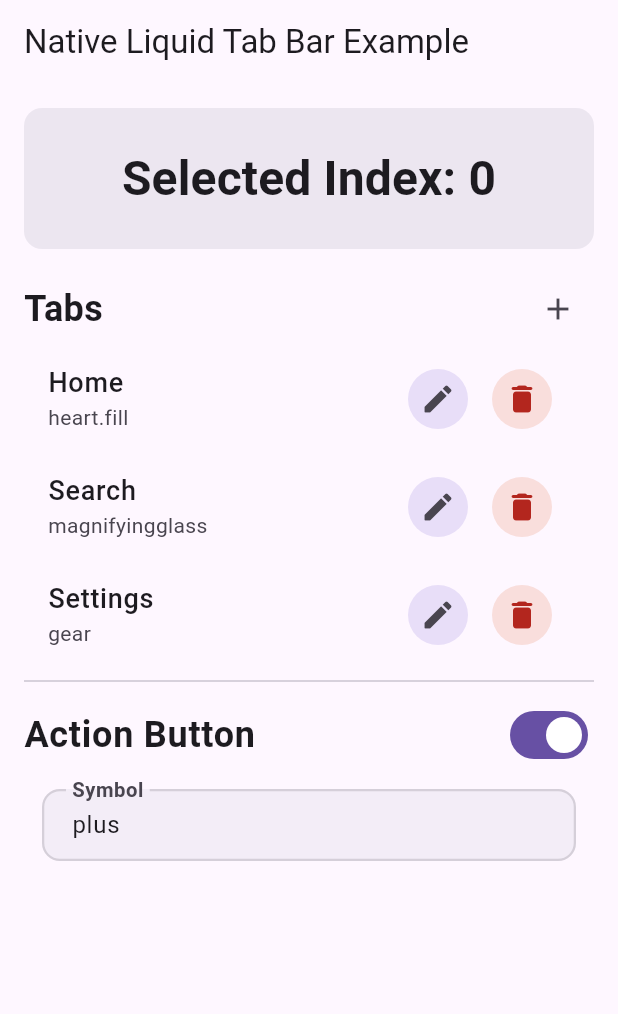
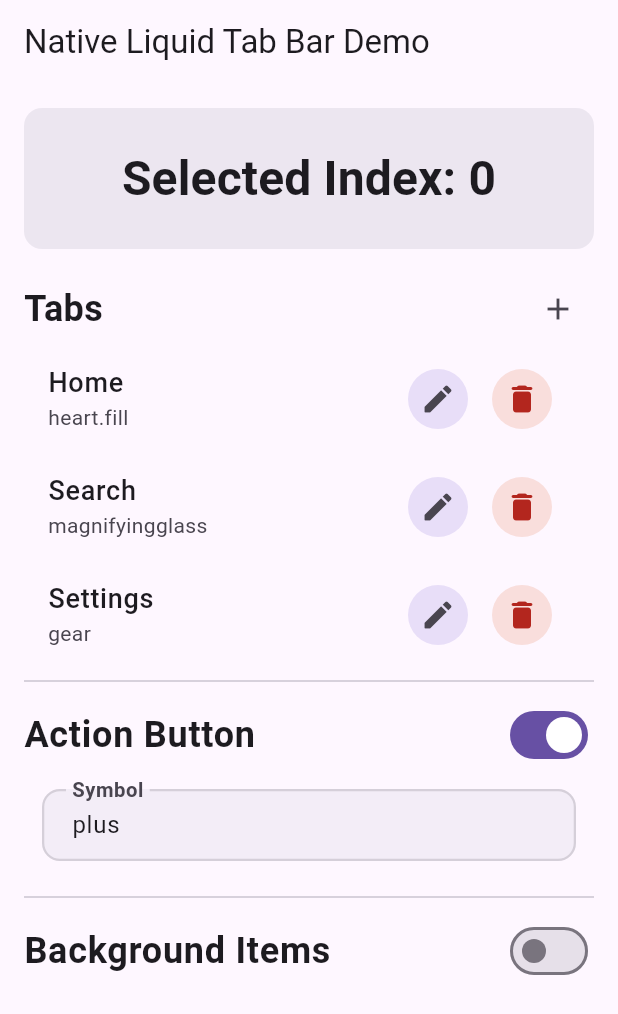
Before and after one commit to umo-health/flutter_ios_native_glass_navbar, a Flutter app: the screen it shows after launch, on a phone screen of 412 x 824 dp. Shown: the top 1014 px of the screen. Run offline on Flutter 3.47's test engine with Material 3 defaults, Android fonts, the phone set to English and light mode, and no system bars.

Commit message:
✨ Added option to display background items to preview liquid glass effect

```diff
--- a/example/lib/main.dart
+++ b/example/lib/main.dart
@@ -1,3 +1,5 @@
+import 'dart:math';
+
 import 'package:flutter/material.dart';
 import 'package:native_liquid_tab_bar/native_liquid_tab_bar.dart';
 
@@ -54,6 +56,7 @@ class DemoPage extends StatefulWidget {
 
 class _DemoPageState extends State<DemoPage> {
   int _currentIndex = 0;
+  int _refreshKey = 0;
 
   bool _isActionButtonEnabled = true;
   String _actionButtonSymbol = 'plus';
@@ -61,10 +64,10 @@ class _DemoPageState extends State<DemoPage> {
 
   bool _isBackgroundItemsEnabled = false;
 
-  final List<NativeTabBarItem> _tabs = [
-    const NativeTabBarItem(label: 'Home', symbol: 'heart.fill'),
-    const NativeTabBarItem(label: 'Search', symbol: 'magnifyingglass'),
-    const NativeTabBarItem(label: 'Settings', symbol: 'gear'),
+  List<NativeTabBarItem> _tabs = [
+    NativeTabBarItem(label: 'Home', symbol: 'heart.fill'),
+    NativeTabBarItem(label: 'Search', symbol: 'magnifyingglass'),
+    NativeTabBarItem(label: 'Settings', symbol: 'gear'),
   ];
 
   @override
@@ -88,6 +91,7 @@ class _DemoPageState extends State<DemoPage> {
     }
     setState(() {
       _tabs.add(const NativeTabBarItem(label: 'New', symbol: 'star'));
+      _refreshKey++;
     });
   }
 
@@ -97,6 +101,7 @@ class _DemoPageState extends State<DemoPage> {
       if (_currentIndex >= _tabs.length) {
         _currentIndex = _tabs.length > 0 ? _tabs.length - 1 : 0;
       }
+      _refreshKey++;
     });
   }
 
@@ -139,6 +144,7 @@ class _DemoPageState extends State<DemoPage> {
                   label: labelController.text,
                   symbol: symbolController.text,
                 );
+                _refreshKey++;
               });
               Navigator.pop(context);
             },
@@ -154,8 +160,8 @@ class _DemoPageState extends State<DemoPage> {
     final ColorScheme colorScheme = Theme.of(context).colorScheme;
 
     return Scaffold(
-      extendBody: true,
-      appBar: AppBar(title: const Text('Native Liquid Tab Bar Example')),
+      extendBody: true, // NOTE - Enable to allow elements to be drawn behind the tab bar
+      appBar: AppBar(title: const Text('Native Liquid Tab Bar Demo')),
       body: ListView(
         padding: const EdgeInsets.all(16),
         children: [
@@ -252,9 +258,60 @@ class _DemoPageState extends State<DemoPage> {
                 }),
               ),
             ),
+          Padding(padding: const EdgeInsets.only(top: 16.0), child: Divider()),
+          SwitchListTile(
+            contentPadding: EdgeInsets.all(0),
+            title: const Text(
+              'Background Items',
+              style: TextStyle(fontSize: 24, fontWeight: FontWeight.w600),
+            ),
+            value: _isBackgroundItemsEnabled,
+            onChanged: (value) {
+              setState(() => _isBackgroundItemsEnabled = value);
+            },
+          ),
+          const SizedBox(height: 16),
+          if (_isBackgroundItemsEnabled)
+            Column(
+              children: List.generate(10, (rowIndex) {
+                return Padding(
+                  padding: const EdgeInsets.only(bottom: 12.0),
+                  child: Row(
+                    children: List.generate(4, (colIndex) {
+                      final random = Random(rowIndex * 4 + colIndex);
+                      final flex = random.nextInt(3) + 1;
+                      final color = Colors.primaries[random.nextInt(Colors.primaries.length)];
+
+                      return Expanded(
+                        flex: flex,
+                        child: Container(
+                          height: 80,
+                          margin: EdgeInsets.only(right: colIndex == 3 ? 0 : 12.0),
+                          decoration: BoxDecoration(
+                            color: color,
+                            borderRadius: BorderRadius.circular(16),
+                          ),
+                          alignment: Alignment.center,
+                          child: Text(
+                            '${rowIndex * 4 + colIndex + 1}',
+                            style: const TextStyle(
+                              color: Colors.white,
+                              fontWeight: FontWeight.bold,
+                              fontSize: 18,
+                            ),
+                          ),
+                        ),
+                      );
+                    }),
+                  ),
+                );
+              }),
+            ),
+          const SizedBox(height: 100),
         ],
       ),
       bottomNavigationBar: NativeLiquidTabBar(
+        key: ValueKey(_refreshKey),
         tabs: _tabs,
         actionButton: _isActionButtonEnabled
             ? TabBarActionButton(
```
